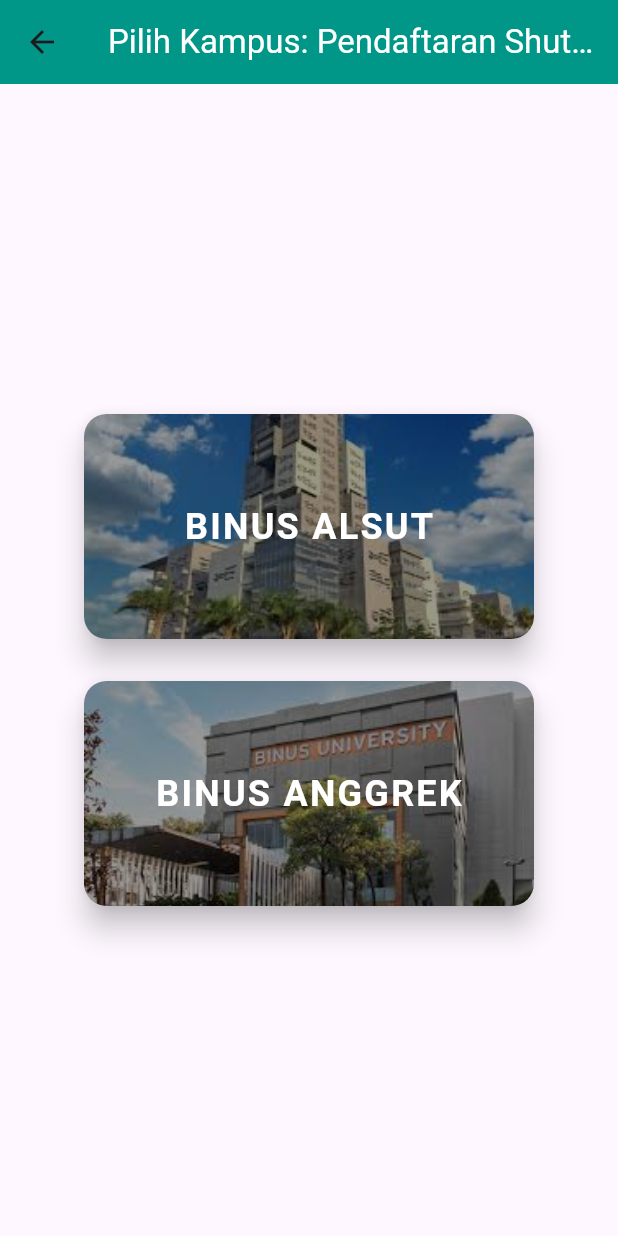
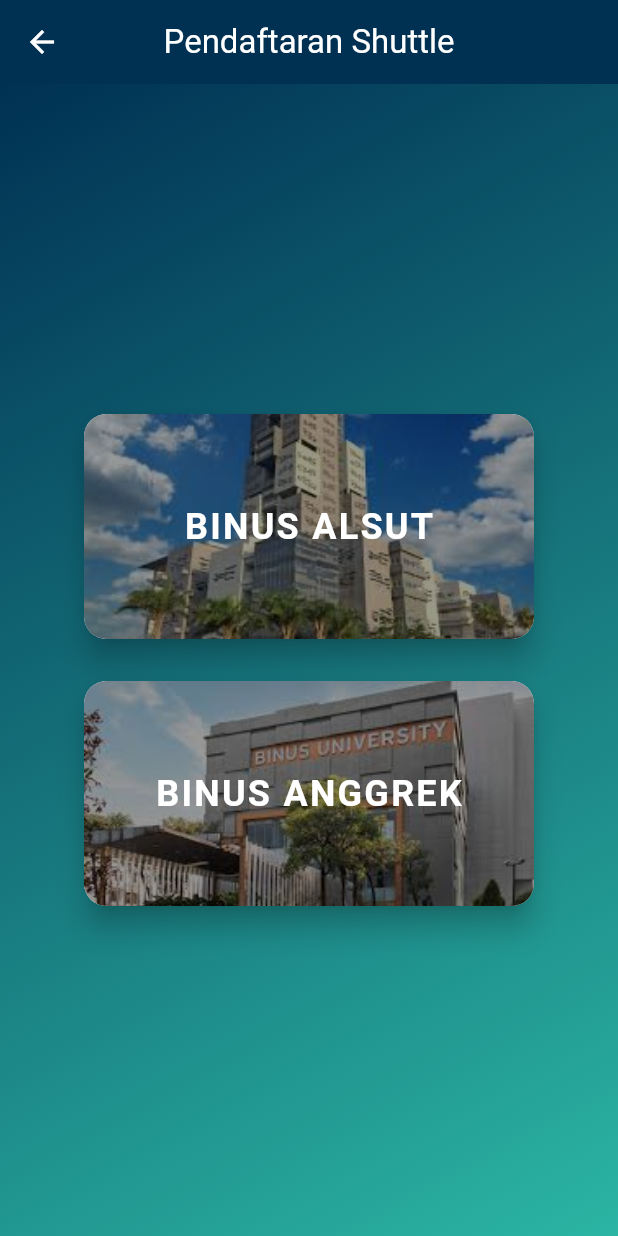
Before and after one commit to Drylius/Beetle, a Flutter app: the screen it shows once a user with an empty profile is signed in, after a tap on "Register Shuttle", on a phone screen of 412 x 824 dp. Run offline on Flutter 3.47's test engine with Material 3 defaults, Android fonts, the phone set to English and light mode, and no system bars; our stand-ins replace cloud_firestore, firebase_auth, firebase_core, google_fonts, google_maps_flutter; accounts and stored records are empty; generated files the repository leaves out were written again; network calls fail.

Commit message:
Changed UI for most of the screen

```diff
--- /dev/null
+++ b/devtools_options.yaml
@@ -0,0 +1,3 @@
+description: This file stores settings for Dart & Flutter DevTools.
+documentation: https://docs.flutter.dev/tools/devtools/extensions#configure-extension-enablement-states
+extensions:
--- a/lib/pages/auth/login_screen.dart
+++ b/lib/pages/auth/login_screen.dart
@@ -8,6 +8,8 @@
 import 'package:provider/provider.dart';
 import 'package:beetle/controllers/schedule_window_controller.dart';
 import 'package:beetle/repositories/schedule_window_repo.dart';
+import 'package:google_fonts/google_fonts.dart';
+
 
 class LoginScreen extends StatefulWidget {
   const LoginScreen({super.key});
@@ -96,13 +98,26 @@
             child: Column(
               mainAxisAlignment: MainAxisAlignment.center,
               children: [
-                const Text(
-                  "BeeTle Shuttle",
-                  style: TextStyle(
-                    fontFamily: "pacifico",
-                    fontSize: 42,
-                    color: Colors.white,
-                  ),
+                Column(
+                  mainAxisAlignment: MainAxisAlignment.center,
+                  children: [
+                    Text(
+                      "BEETLE",
+                      style: GoogleFonts.iceberg(
+                        fontWeight: FontWeight.bold,
+                        fontSize: 84,
+                        color: Colors.white,
+                      ),
+                    ),
+                    Text(
+                      "SHUTTLE",
+                      style: GoogleFonts.iceberg(
+                        fontWeight: FontWeight.bold,
+                        fontSize: 42,
+                        color: Colors.white,
+                      )
+                    )
+                  ],
                 ),
                 const SizedBox(height: 30),
 
@@ -129,6 +144,7 @@
                           labelText: "Email",
                           border: OutlineInputBorder(),
                         ),
+                        textInputAction: TextInputAction.next,
                       ),
                       const SizedBox(height: 14),
 
@@ -140,6 +156,8 @@
                           labelText: "Password",
                           border: OutlineInputBorder(),
                         ),
+                        textInputAction: TextInputAction.done,
+                        onSubmitted: (_) => _loading ? null : login(),
                       ),
                       const SizedBox(height: 24),
 
--- a/lib/pages/home/main_screen_user.dart
+++ b/lib/pages/home/main_screen_user.dart
@@ -30,6 +30,9 @@
   Widget build(BuildContext context) {
     return Scaffold(
         appBar: AppBar(
+          iconTheme: IconThemeData(
+            color: Colors.white,
+          ),
           title: Opacity(opacity: 1, child: Text(
               "BeeTle",
               style: const TextStyle(
@@ -40,7 +43,19 @@
           centerTitle: true,
           backgroundColor: const Color.fromARGB(255, 0, 49, 83),
           foregroundColor: Colors.white,),
-        body: [HomePage(), MyReservationScreen(userId: widget.userId), ProfileScreen()][_selectedIndex],
+        body: Container(
+          decoration: const BoxDecoration(
+            gradient: LinearGradient(
+              colors: [
+                Color(0xFF003153), // Navy blue
+                Color(0xFF2BB5A3), // Teal
+              ],
+              begin: Alignment.topLeft,
+              end: Alignment.bottomRight,
+            ),
+          ),
+          child: [HomePage(), MyReservationScreen(userId: widget.userId), ProfileScreen()][_selectedIndex],
+        ),
         bottomNavigationBar: Navigation(
           currentIndex: _selectedIndex,
           onTap: (int index) {
--- a/lib/pages/selection/campus_selection_screen.dart
+++ b/lib/pages/selection/campus_selection_screen.dart
@@ -11,8 +11,8 @@
 
   String getTitleText() {
     return isRegister
-        ? 'Pilih Kampus: Pendaftaran Shuttle'
-        : 'Pilih Kampus: Jadwal Hari Ini';
+        ? 'Pendaftaran Shuttle'
+        : 'Jadwal Hari Ini';
   }
 
   Color getActionColor() {
@@ -31,15 +31,29 @@
   @override
   Widget build(BuildContext context) {
     final String titleText = getTitleText();
-    final Color actionColor = getActionColor();
 
     return Scaffold(
       appBar: AppBar(
+        iconTheme: IconThemeData(
+            color: Colors.white,
+          ),
         title: Text(titleText, style: const TextStyle(color: Colors.white)),
-        backgroundColor: actionColor,
+        backgroundColor: const Color.fromARGB(255, 0, 49, 83),
         centerTitle: true,
       ),
-      body: Center(
+      body: Container(
+          decoration: const BoxDecoration(
+            gradient: LinearGradient(
+              colors: [
+                Color(0xFF003153), // Navy blue
+                Color(0xFF2BB5A3), // Teal
+              ],
+              begin: Alignment.topLeft,
+              end: Alignment.bottomRight,
+            ),
+          ),
+
+        child: Center(
           child: Padding(
             padding: const EdgeInsets.symmetric(vertical: 40, horizontal: 20),
             child: Column(
@@ -60,6 +74,7 @@
             ),
           ),
         ),
+      ),
     );
   }
 }
--- a/pubspec.yaml
+++ b/pubspec.yaml
@@ -30,6 +30,11 @@
 dependencies:
   flutter:
     sdk: flutter
+
+  dio: ^4.0.0
+  flutter_polyline_points: ^3.1.0
+  google_maps_flutter: ^2.5.0
+  google_fonts: ^6.1.0
 
   # The following adds the Cupertino Icons font to your application.
   # Use with the CupertinoIcons class for iOS style icons.
```
Also changed, not shown: lib/pages/detail/registration_schedule_screen.dart (+5 -2 lines), lib/pages/detail/schedule_view_screen.dart (+15 -2 lines), lib/widgets/map_widget.dart (added, +40 -0 lines), lib/widgets/schedule_card.dart (+7 -3 lines), lib/widgets/schedule_information.dart (added, +148 -0 lines), lib/main.dart (line endings or trailing spaces), pubspec.lock, 2 other files. Lines whose indentation alone changed are shown as unchanged.
